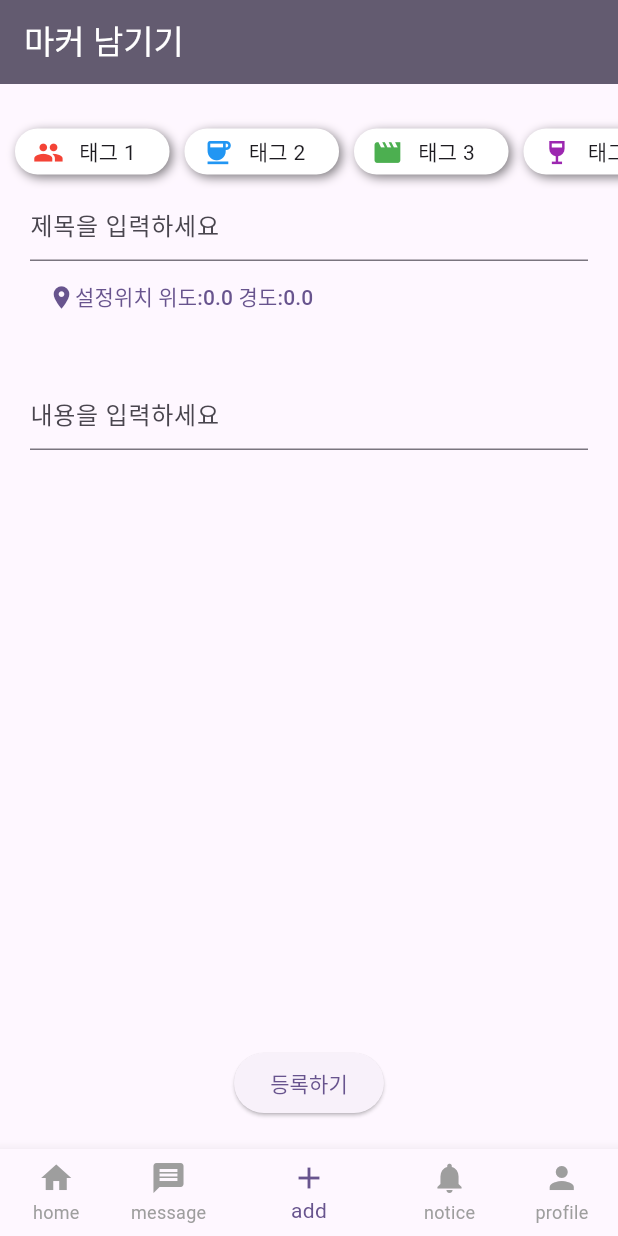
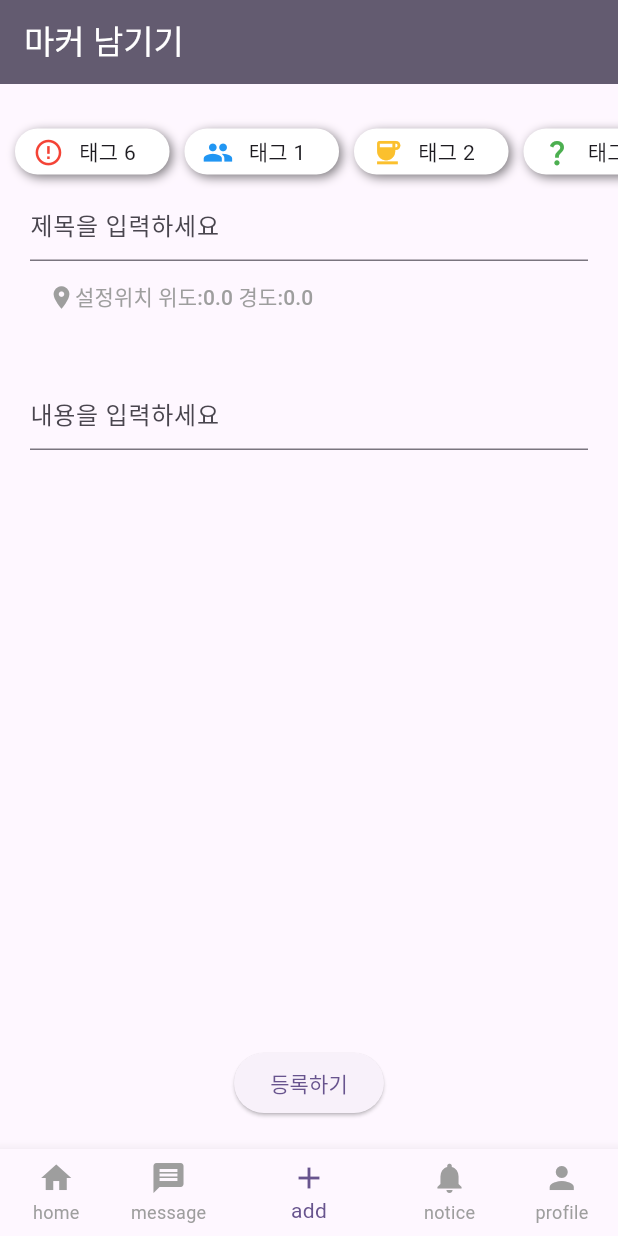
Before and after one commit to IDKOS1/markers_project, a Flutter app: the screen it shows after launch, item 3 of the bottom bar chosen, on a phone screen of 412 x 824 dp. Run offline on Flutter 3.47's test engine with Material 2 defaults, Android fonts, the phone set to English and light mode, and no system bars; our stand-ins replace geolocator, google_maps_flutter.

Commit message:
태그 추가, publish.dart 파일 선택 좌표 색상 변경

```diff
--- a/lib/Screen/home_screen.dart
+++ b/lib/Screen/home_screen.dart
@@ -74,7 +74,7 @@ class _HomeScreenState extends State<HomeScreen> {
                             mainAxisAlignment: MainAxisAlignment.center,
                             children: [
                               CircularProgressIndicator(),
-                              SizedBox(height: 10,),
+                              SizedBox(height: 10),
                               Text('현재위치를 불러오는중')
                             ],
                           ),
@@ -107,7 +107,7 @@ class _HomeScreenState extends State<HomeScreen> {
                                     decoration: BoxDecoration(
                                       color: Colors.white,
                                       borderRadius: BorderRadius.circular(15),
-                                      border: Border.all(color: Colors.black)
+                                      border: Border.all(color: Colors.black.withOpacity(0.3))
                                     ),
                                     child: TextField(
                                       maxLines: 1,
@@ -168,7 +168,7 @@ class _HomeScreenState extends State<HomeScreen> {
     }
 
     if (checkedPermission == LocationPermission.deniedForever) {
-      return '앱의 위치 권한을 세팅에서 허가해주세요.';
+      return '앱의 위치 권한을 설정에서 허가해주세요.';
     }
 
     return '위치 권한이 허가되었습니다.';
--- a/lib/Screen/publish.dart
+++ b/lib/Screen/publish.dart
@@ -16,9 +16,16 @@ class _PublishState extends State<Publish> {
   String contentsValue = '';
   LatLng myLocation = LatLng(0,0);
   GoogleMapController? mapController;
-
+  bool isLocationSet = false;
+  Color locationColor = Colors.grey;
   @override
   Widget build(BuildContext context) {
+    if(myLocation != LatLng(0,0)){
+      isLocationSet = true;
+    }
+    if(isLocationSet){
+      locationColor = Theme.of(context).colorScheme.primary;
+    }
     return GestureDetector(
       onTap: () {
         FocusScope.of(context).unfocus();
@@ -58,8 +65,14 @@ class _PublishState extends State<Publish> {
                                   },
                                   child: Row(
                                     children: [
-                                      Icon(Icons.location_on),
-                                      Text('설정위치 위도:${myLocation.latitude} 경도:${myLocation.longitude}'),
+                                      Icon(Icons.location_on,
+                                      color: locationColor,
+                                      ),
+                                      Text('설정위치 위도:${myLocation.latitude} 경도:${myLocation.longitude}',
+                                        style: TextStyle(
+                                            color: locationColor
+                                        ),
+                                      ),
                                     ],
                                   )
                               ),
@@ -108,8 +121,8 @@ class _PublishState extends State<Publish> {
     );
 
     if (selectedLocation != null) {
-      final double roundedLatitude = double.parse(selectedLocation.latitude.toStringAsFixed(7));
-      final double roundedLongitude = double.parse(selectedLocation.longitude.toStringAsFixed(7));
+      final double roundedLatitude = double.parse(selectedLocation.latitude.toStringAsFixed(5));
+      final double roundedLongitude = double.parse(selectedLocation.longitude.toStringAsFixed(5));
       setState(() {
         myLocation = LatLng(roundedLatitude, roundedLongitude);
       });
--- a/lib/Widget/TagWidget.dart
+++ b/lib/Widget/TagWidget.dart
@@ -19,8 +19,23 @@ class _TagListState extends State<TagList> {
         child: Row(
           children: [
             AddTag(
+              icon: Icons.error_outline,
+              color: Colors.red,
+              text: '태그 6',
+              indexNum: 6,
+              // 선택한 태그가 현재 태그랑 같은지 검사, 다르면 isSelected에 0입력 되며 강조 제거
+              isSelected: selectNum == 6,
+              onTagSelected: (num) {
+                setState(() {
+                  // num은 선택시 indexNum이 반환, 반환된 num이 현재 선택된
+                  // selectNum과 같으면 selectNum 은 0이 되며 강조 제거 됨
+                  selectNum = num == selectNum ? 0 : num;
+                });
+              },
+            ),
+            AddTag(
               icon: Icons.people,
-              color: Colors.red,
+              color: Colors.blue,
               text: '태그 1',
               indexNum: 1,
               isSelected: selectNum == 1,
@@ -32,7 +47,7 @@ class _TagListState extends State<TagList> {
             ),
             AddTag(
               icon: Icons.coffee,
-              color: Colors.blue,
+              color: Colors.yellow.shade700,
               text: '태그 2',
               indexNum: 2,
               isSelected: selectNum == 2,
@@ -43,7 +58,7 @@ class _TagListState extends State<TagList> {
               },
             ),
             AddTag(
-              icon: Icons.movie,
+              icon: Icons.question_mark,
               color: Colors.green,
               text: '태그 3',
               indexNum: 3,
@@ -77,7 +92,7 @@ class _TagListState extends State<TagList> {
                   selectNum = num == selectNum ? 0 : num;
                 });
               },
-            )
+            ),
           ],
         ),
       ),
@@ -110,6 +125,7 @@ class AddTag extends StatelessWidget {
       padding: EdgeInsets.only(left: 10),
       child: GestureDetector(
         onTap: () {
+          // 태그 클릭 시 onTagSelected의 num에 0 혹은 indexNum 반환
           if (isSelected) {
             onTagSelected(0); // 선택 해제
           } else {
@@ -123,6 +139,7 @@ class AddTag extends StatelessWidget {
             borderRadius: BorderRadius.circular(15),
             color: Colors.white,
             border: Border.all(
+              // 선택시 설정 color 미선택시 투명 테두리
               color: isSelected ? color : Colors.transparent,
               width: 2.0,
             ),
```
